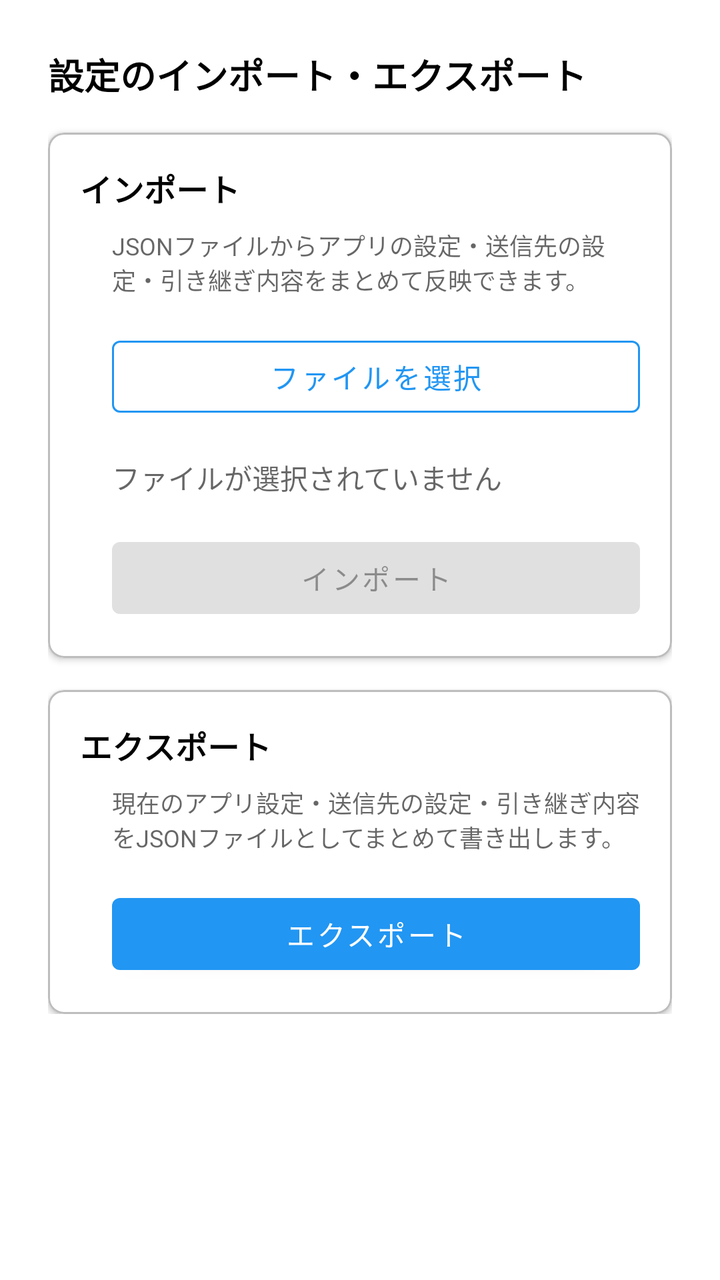
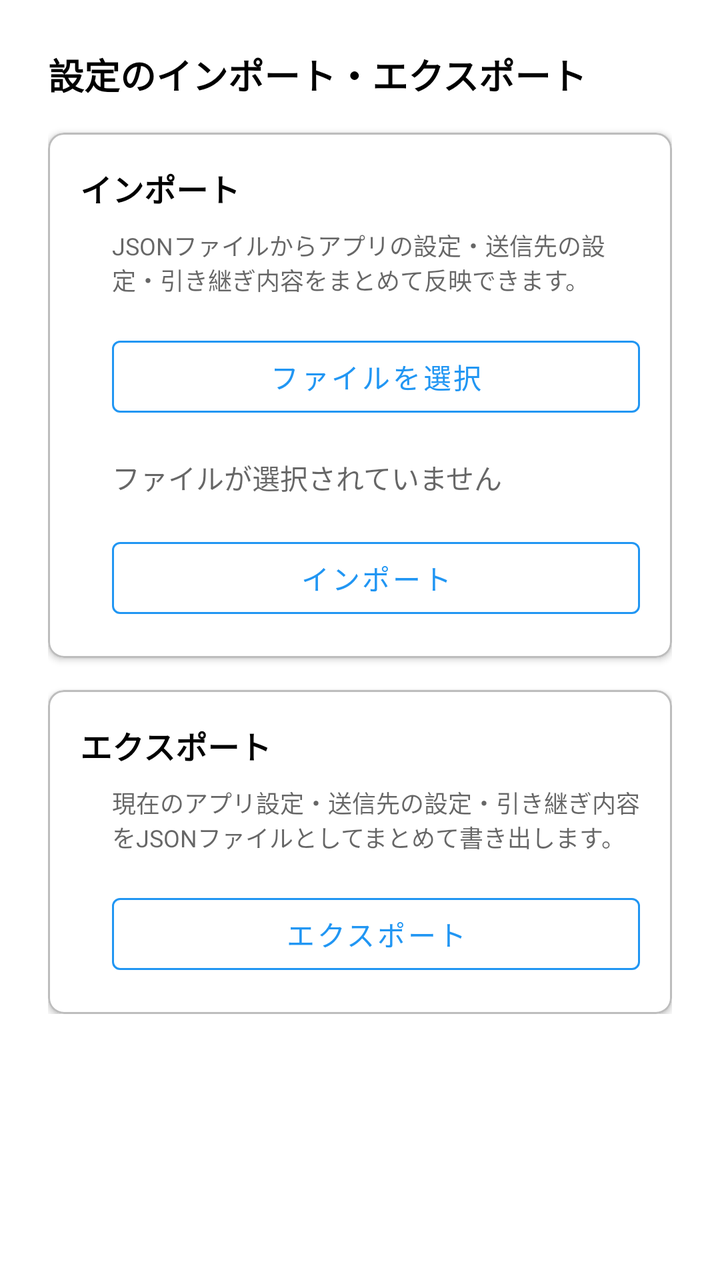

Compare the two renders of this Android layout. The source of the first and the diff that turns it into the second are given below.
<!-- AndroidManifest.xml: application theme Theme.SmsToKintone -->
<!-- res/layout/activity_settings_import_export.xml -->
<?xml version="1.0" encoding="utf-8"?>
<ScrollView xmlns:android="http://schemas.android.com/apk/res/android"
    xmlns:app="http://schemas.android.com/apk/res-auto"
    android:layout_width="match_parent"
    android:layout_height="match_parent">

    <LinearLayout
        android:layout_width="match_parent"
        android:layout_height="wrap_content"
        android:orientation="vertical"
        android:paddingStart="24dp"
        android:paddingTop="24dp"
        android:paddingEnd="24dp"
        android:paddingBottom="24dp">

        <TextView
            android:layout_width="wrap_content"
            android:layout_height="wrap_content"
            android:text="@string/title_settings_import_export"
            android:textSize="18sp"
            android:textStyle="bold"
            android:textColor="?attr/colorOnSurface" />

        <com.google.android.material.card.MaterialCardView
            style="@style/AppCard"
            android:layout_width="match_parent"
            android:layout_height="wrap_content"
            android:layout_marginTop="16dp">

            <LinearLayout
                android:layout_width="match_parent"
                android:layout_height="wrap_content"
                android:orientation="vertical"
                android:padding="16dp">

                <TextView
                    android:layout_width="wrap_content"
                    android:layout_height="wrap_content"
                    android:layout_marginBottom="8dp"
                    android:text="@string/label_settings_import"
                    android:textSize="16sp"
                    android:textStyle="bold"
                    android:textColor="?attr/colorOnSurface" />

                <LinearLayout
                    android:layout_width="match_parent"
                    android:layout_height="wrap_content"
                    android:layout_marginStart="16dp"
                    android:orientation="vertical">

                    <TextView
                        android:layout_width="match_parent"
                        android:layout_height="wrap_content"
                        android:text="@string/settings_import_description"
                        android:textSize="12sp"
                        android:textColor="?android:attr/textColorSecondary" />

                    <com.google.android.material.button.MaterialButton
                        android:id="@+id/btnSelectImportFile"
                        style="@style/AppButton.OutlinedButton"
                        android:layout_width="match_parent"
                        android:layout_height="wrap_content"
                        android:layout_marginTop="16dp"
                        android:text="@string/btn_select_import_file" />

                    <TextView
                        android:id="@+id/tvImportPreview"
                        android:layout_width="match_parent"
                        android:layout_height="wrap_content"
                        android:layout_marginTop="16dp"
                        android:text="@string/message_import_no_file"
                        android:textColor="?android:attr/textColorSecondary" />

                    <com.google.android.material.button.MaterialButton
                        android:id="@+id/btnImportSettings"
                        android:layout_width="match_parent"
                        android:layout_height="wrap_content"
                        android:layout_marginTop="16dp"
                        android:enabled="false"
                        android:text="@string/btn_import_settings" />
                </LinearLayout>
            </LinearLayout>
        </com.google.android.material.card.MaterialCardView>

        <com.google.android.material.card.MaterialCardView
            style="@style/AppCard"
            android:layout_width="match_parent"
            android:layout_height="wrap_content"
            android:layout_marginTop="16dp">

            <LinearLayout
                android:layout_width="match_parent"
                android:layout_height="wrap_content"
                android:orientation="vertical"
                android:padding="16dp">

                <TextView
                    android:layout_width="wrap_content"
                    android:layout_height="wrap_content"
                    android:layout_marginBottom="8dp"
                    android:text="@string/label_settings_export"
                    android:textSize="16sp"
                    android:textStyle="bold"
                    android:textColor="?attr/colorOnSurface" />

                <LinearLayout
                    android:layout_width="match_parent"
                    android:layout_height="wrap_content"
                    android:layout_marginStart="16dp"
                    android:orientation="vertical">

                    <TextView
                        android:layout_width="match_parent"
                        android:layout_height="wrap_content"
                        android:text="@string/settings_export_description"
                        android:textSize="12sp"
                        android:textColor="?android:attr/textColorSecondary" />

                    <com.google.android.material.button.MaterialButton
                        android:id="@+id/btnExportSettings"
                        android:layout_width="match_parent"
                        android:layout_height="wrap_content"
                        android:layout_marginTop="16dp"
                        android:text="@string/btn_export_settings" />
                </LinearLayout>
            </LinearLayout>
        </com.google.android.material.card.MaterialCardView>

    </LinearLayout>
</ScrollView>
<!-- resources referenced by this layout -->
<resources>
  <string name="btn_export_settings">エクスポート</string>
  <string name="btn_import_settings">インポート</string>
  <string name="btn_select_import_file">ファイルを選択</string>
  <string name="label_settings_export">エクスポート</string>
  <string name="label_settings_import">インポート</string>
  <string name="message_import_no_file">ファイルが選択されていません</string>
  <string name="settings_export_description">現在のアプリ設定・送信先の設定・引き継ぎ内容をJSONファイルとしてまとめて書き出します。</string>
  <string name="settings_import_description">JSONファイルからアプリの設定・送信先の設定・引き継ぎ内容をまとめて反映できます。</string>
  <string name="title_settings_import_export">設定のインポート・エクスポート</string>
  <style name="AppButton.OutlinedButton" parent="Widget.MaterialComponents.Button.OutlinedButton">
          <item name="strokeColor">@color/button_stroke_color</item>
          <item name="android:disabledAlpha">0.5</item>
      </style>
  <style name="AppCard" parent="Widget.MaterialComponents.CardView">
          <item name="cardElevation">2dp</item>
          <item name="cardCornerRadius">8dp</item>
          <item name="strokeWidth">1dp</item>
          <item name="strokeColor">@color/log_divider</item>
      </style>
  <style name="Theme.SmsToKintone" parent="Theme.MaterialComponents.DayNight.NoActionBar">
          <item name="colorPrimary">@color/blue_500</item>
          <item name="colorPrimaryVariant">@color/blue_700</item>
          <item name="colorPrimaryDark">@color/blue_700</item>
          <item name="colorOnPrimary">@color/white</item>
          <item name="colorSecondary">@color/teal_200</item>
          <item name="colorSecondaryVariant">@color/teal_700</item>
          <item name="colorOnSecondary">@color/black</item>
          <item name="textInputStyle">@style/Widget.MaterialComponents.TextInputLayout.OutlinedBox</item>
      </style>
  <color name="log_divider">#BDBDBD</color>
  <color name="blue_500">#2196F3</color>
  <color name="blue_700">#1976D2</color>
  <color name="white">#FFFFFFFF</color>
  <color name="teal_200">#03DAC5</color>
  <color name="teal_700">#018786</color>
  <color name="black">#FF000000</color>
</resources>

<!-- the commit's change to res/layout/activity_settings_import_export.xml (unified diff, before → after) -->
@@ -73,10 +73,10 @@
 
                     <com.google.android.material.button.MaterialButton
                         android:id="@+id/btnImportSettings"
+                        style="@style/AppButton.OutlinedButton"
                         android:layout_width="match_parent"
                         android:layout_height="wrap_content"
                         android:layout_marginTop="16dp"
-                        android:enabled="false"
                         android:text="@string/btn_import_settings" />
                 </LinearLayout>
             </LinearLayout>
@@ -118,6 +118,7 @@
 
                     <com.google.android.material.button.MaterialButton
                         android:id="@+id/btnExportSettings"
+                        style="@style/AppButton.OutlinedButton"
                         android:layout_width="match_parent"
                         android:layout_height="wrap_content"
                         android:layout_marginTop="16dp"
